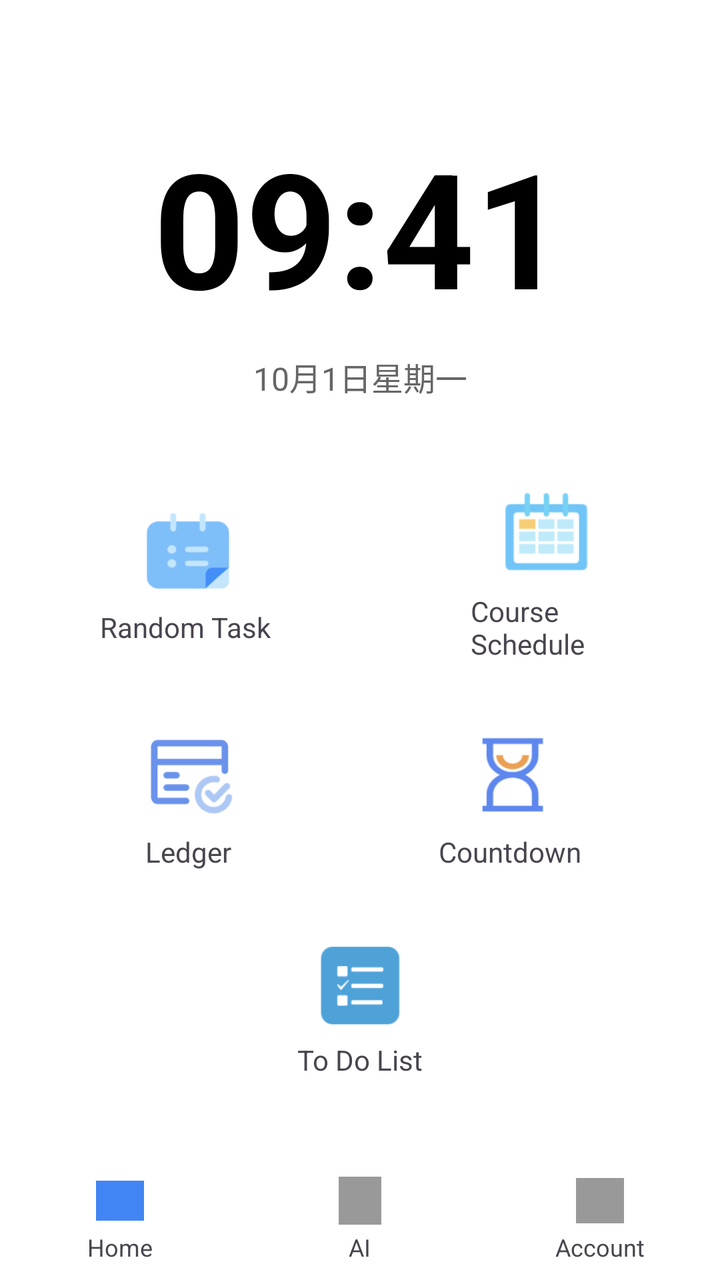
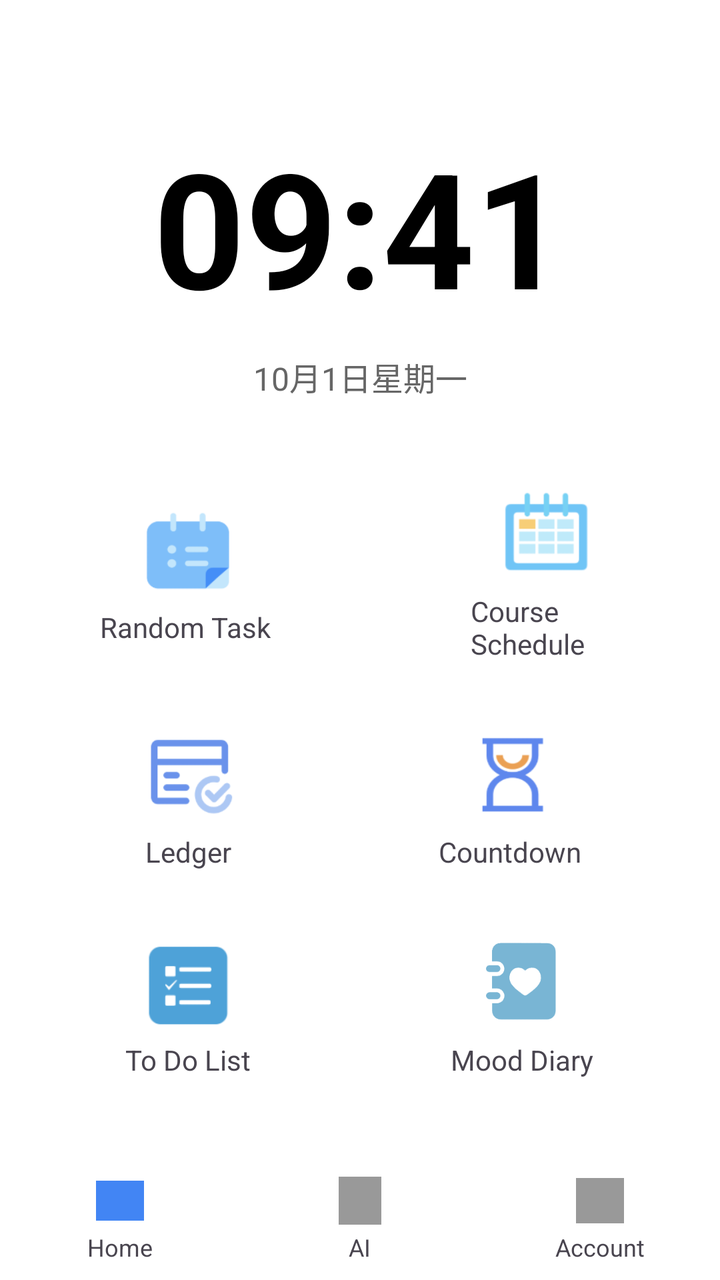

Screens rendered from an Android XML layout before and after an edit, with the pre-edit source and the edit as a unified diff.
<!-- AndroidManifest.xml: application theme Theme.StudyBro -->
<!-- res/layout/activity_main.xml -->
<?xml version="1.0" encoding="utf-8"?>
<androidx.constraintlayout.widget.ConstraintLayout
    xmlns:android="http://schemas.android.com/apk/res/android"
    xmlns:app="http://schemas.android.com/apk/res-auto"
    xmlns:tools="http://schemas.android.com/tools"
    android:layout_width="match_parent"
    android:layout_height="match_parent"
    android:background="@android:color/white"
    tools:context=".MainActivity">

    
    <TextView
        android:id="@+id/tv_time"
        android:layout_width="wrap_content"
        android:layout_height="wrap_content"
        android:text="09:41"
        android:textColor="@android:color/black"
        android:textSize="80sp"
        android:textStyle="bold"
        app:layout_constraintEnd_toEndOf="parent"
        app:layout_constraintStart_toStartOf="parent"
        app:layout_constraintTop_toTopOf="parent"
        android:layout_marginTop="60dp"/>

    
    <TextView
        android:id="@+id/tv_date"
        android:layout_width="wrap_content"
        android:layout_height="wrap_content"
        android:text="10月1日星期一"
        android:textColor="#666666"
        android:textSize="16sp"
        app:layout_constraintEnd_toEndOf="@+id/tv_time"
        app:layout_constraintStart_toStartOf="@+id/tv_time"
        app:layout_constraintTop_toBottomOf="@+id/tv_time"
        android:layout_marginTop="10dp"/>

    
    <LinearLayout
        android:layout_width="match_parent"
        android:layout_height="wrap_content"
        android:orientation="vertical"
        android:gravity="center"
        app:layout_constraintTop_toBottomOf="@+id/tv_date"
        app:layout_constraintBottom_toTopOf="@+id/bottom_nav"
        android:layout_marginTop="30dp">

        
        <LinearLayout
            android:layout_width="wrap_content"
            android:layout_height="wrap_content"
            android:orientation="horizontal"
            android:gravity="center"
            android:layout_marginBottom="30dp">

            <LinearLayout
                android:id="@+id/layout_task"
                android:layout_width="wrap_content"
                android:layout_height="wrap_content"
                android:gravity="center"
                android:orientation="vertical"
                android:layout_marginStart="50dp"
                android:layout_marginEnd="50dp">
                <ImageView
                    android:layout_width="50dp"
                    android:layout_height="50dp"
                    android:src="@drawable/ic_task" />
                <TextView
                    android:layout_width="wrap_content"
                    android:layout_height="wrap_content"
                    android:text="Random Task"
                    android:textSize="14sp"
                    android:layout_marginTop="5dp"/>
            </LinearLayout>

            <LinearLayout
                android:id="@+id/layout_course"
                android:layout_width="wrap_content"
                android:layout_height="wrap_content"
                android:gravity="center"
                android:orientation="vertical"
                android:layout_marginStart="50dp"
                android:layout_marginEnd="50dp">
                <ImageView
                    android:layout_width="50dp"
                    android:layout_height="50dp"
                    android:src="@drawable/ic_calendar" />
                <TextView
                    android:layout_width="wrap_content"
                    android:layout_height="wrap_content"
                    android:text="Course Schedule"
                    android:textSize="14sp"
                    android:layout_marginTop="5dp"/>
            </LinearLayout>

        </LinearLayout>

        
        <LinearLayout
            android:layout_width="wrap_content"
            android:layout_height="wrap_content"
            android:orientation="horizontal"
            android:gravity="center"
            android:layout_marginBottom="30dp">

            <LinearLayout
                android:id="@+id/layout_ledger"
                android:layout_width="wrap_content"
                android:layout_height="wrap_content"
                android:gravity="center"
                android:orientation="vertical"
                android:layout_marginStart="50dp"
                android:layout_marginEnd="50dp">
                <ImageView
                    android:layout_width="50dp"
                    android:layout_height="50dp"
                    android:src="@drawable/ic_ledger" />
                <TextView
                    android:layout_width="wrap_content"
                    android:layout_height="wrap_content"
                    android:text="Ledger"
                    android:textSize="14sp"
                    android:layout_marginTop="5dp"/>
            </LinearLayout>

            <LinearLayout
                android:id="@+id/layout_countdown"
                android:layout_width="wrap_content"
                android:layout_height="wrap_content"
                android:gravity="center"
                android:orientation="vertical"
                android:layout_marginStart="50dp"
                android:layout_marginEnd="50dp">
                <ImageView
                    android:layout_width="50dp"
                    android:layout_height="50dp"
                    android:src="@drawable/ic_countdown" />
                <TextView
                    android:layout_width="wrap_content"
                    android:layout_height="wrap_content"
                    android:text="Countdown"
                    android:textSize="14sp"
                    android:layout_marginTop="5dp"/>
            </LinearLayout>

        </LinearLayout>

        
        <LinearLayout
            android:id="@+id/layout_todo"
            android:layout_width="wrap_content"
            android:layout_height="wrap_content"
            android:gravity="center"
            android:orientation="vertical"
            android:layout_marginBottom="30dp">
            <ImageView
                android:layout_width="50dp"
                android:layout_height="50dp"
                android:src="@drawable/ic_todo" />
            <TextView
                android:layout_width="wrap_content"
                android:layout_height="wrap_content"
                android:text="To Do List"
                android:textSize="14sp"
                android:layout_marginTop="5dp"/>
        </LinearLayout>

    </LinearLayout>

    
    <LinearLayout
        android:id="@+id/bottom_nav"
        android:layout_width="match_parent"
        android:layout_height="60dp"
        android:orientation="horizontal"
        android:gravity="center"
        app:layout_constraintBottom_toBottomOf="parent">

        <LinearLayout
            android:id="@+id/layout_home"
            android:layout_width="0dp"
            android:layout_height="match_parent"
            android:layout_weight="1"
            android:gravity="center"
            android:orientation="vertical">
            <ImageView
                android:layout_width="24dp"
                android:layout_height="24dp"
                android:src="@drawable/ic_home"
                app:tint="#4285F4" /> 
            <TextView
                android:layout_width="wrap_content"
                android:layout_height="wrap_content"
                android:text="Home"
                android:textSize="12sp"
                android:layout_marginTop="3dp"/>
        </LinearLayout>

        <LinearLayout
            android:id="@+id/layout_ai"
            android:layout_width="0dp"
            android:layout_height="match_parent"
            android:layout_weight="1"
            android:gravity="center"
            android:orientation="vertical">
            <ImageView
                android:layout_width="24dp"
                android:layout_height="24dp"
                android:src="@drawable/ic_ai"
                app:tint="#999999" /> 
            <TextView
                android:layout_width="wrap_content"
                android:layout_height="wrap_content"
                android:text="AI"
                android:textSize="12sp"
                android:layout_marginTop="3dp"/>
        </LinearLayout>

        <LinearLayout
            android:id="@+id/layout_account"
            android:layout_width="0dp"
            android:layout_height="match_parent"
            android:layout_weight="1"
            android:gravity="center"
            android:orientation="vertical">
            <ImageView
                android:layout_width="24dp"
                android:layout_height="24dp"
                android:src="@drawable/ic_account"
                app:tint="#999999" /> 
            <TextView
                android:layout_width="wrap_content"
                android:layout_height="wrap_content"
                android:text="Account"
                android:textSize="12sp"
                android:layout_marginTop="3dp"/>
        </LinearLayout>

    </LinearLayout>

</androidx.constraintlayout.widget.ConstraintLayout>
<!-- resources referenced by this layout -->
<resources>
  <!-- drawable ic_account: png bitmap (drawable, 1434 bytes) -->
  <!-- drawable ic_ai: png bitmap (drawable, 1985 bytes) -->
  <!-- drawable ic_calendar: png bitmap (drawable, 2100 bytes) -->
  <!-- drawable ic_countdown: png bitmap (drawable, 3444 bytes) -->
  <!-- drawable ic_home: png bitmap (drawable, 2024 bytes) -->
  <!-- drawable ic_ledger: png bitmap (drawable, 2696 bytes) -->
  <!-- drawable ic_task: png bitmap (drawable, 2816 bytes) -->
  <!-- drawable ic_todo: png bitmap (drawable, 1894 bytes) -->
  <style name="Theme.StudyBro" parent="Base.Theme.StudyBro" />
  <style name="Base.Theme.StudyBro" parent="Theme.Material3.DayNight.NoActionBar">
          
          
      </style>
</resources>

<!-- the commit's change to res/layout/activity_main.xml (unified diff, before → after) -->
@@ -145,25 +145,81 @@
 
         </LinearLayout>
 
+
+
+
+
+
+
+
+
+
+
+
+
+
+
+
+
+
+
+
         
         <LinearLayout
-            android:id="@+id/layout_todo"
             android:layout_width="wrap_content"
             android:layout_height="wrap_content"
-            android:gravity="center"
-            android:orientation="vertical"
+            android:orientation="horizontal"
+            android:gravity="center"
             android:layout_marginBottom="30dp">
-            <ImageView
-                android:layout_width="50dp"
-                android:layout_height="50dp"
-                android:src="@drawable/ic_todo" />
-            <TextView
-                android:layout_width="wrap_content"
-                android:layout_height="wrap_content"
-                android:text="To Do List"
-                android:textSize="14sp"
-                android:layout_marginTop="5dp"/>
-        </LinearLayout>
+
+            
+            <LinearLayout
+                android:id="@+id/layout_todo"
+                android:layout_width="wrap_content"
+                android:layout_height="wrap_content"
+                android:gravity="center"
+                android:orientation="vertical"
+                android:layout_marginStart="50dp"
+                android:layout_marginEnd="50dp">
+
+                <ImageView
+                    android:layout_width="50dp"
+                    android:layout_height="50dp"
+                    android:src="@drawable/ic_todo" />
+
+                <TextView
+                    android:layout_width="wrap_content"
+                    android:layout_height="wrap_content"
+                    android:text="To Do List"
+                    android:textSize="14sp"
+                    android:layout_marginTop="5dp"/>
+            </LinearLayout>
+
+            
+            <LinearLayout
+                android:id="@+id/layout_diary"
+                android:layout_width="wrap_content"
+                android:layout_height="wrap_content"
+                android:gravity="center"
+                android:orientation="vertical"
+                android:layout_marginStart="50dp"
+                android:layout_marginEnd="50dp">
+
+                <ImageView
+                    android:layout_width="50dp"
+                    android:layout_height="50dp"
+                    android:src="@drawable/ic_diary" />
+
+                <TextView
+                    android:layout_width="wrap_content"
+                    android:layout_height="wrap_content"
+                    android:text="Mood Diary"
+                    android:textSize="14sp"
+                    android:layout_marginTop="5dp"/>
+            </LinearLayout>
+
+        </LinearLayout>
+
 
     </LinearLayout>
 
<!-- resource entries referenced after the edit -->
@@ -4,6 +4,7 @@
   <!-- drawable ic_ai: png bitmap (drawable, 1985 bytes) -->
   <!-- drawable ic_calendar: png bitmap (drawable, 2100 bytes) -->
   <!-- drawable ic_countdown: png bitmap (drawable, 3444 bytes) -->
+  <!-- drawable ic_diary: png bitmap (drawable, 4467 bytes) -->
   <!-- drawable ic_home: png bitmap (drawable, 2024 bytes) -->
   <!-- drawable ic_ledger: png bitmap (drawable, 2696 bytes) -->
   <!-- drawable ic_task: png bitmap (drawable, 2816 bytes) -->
